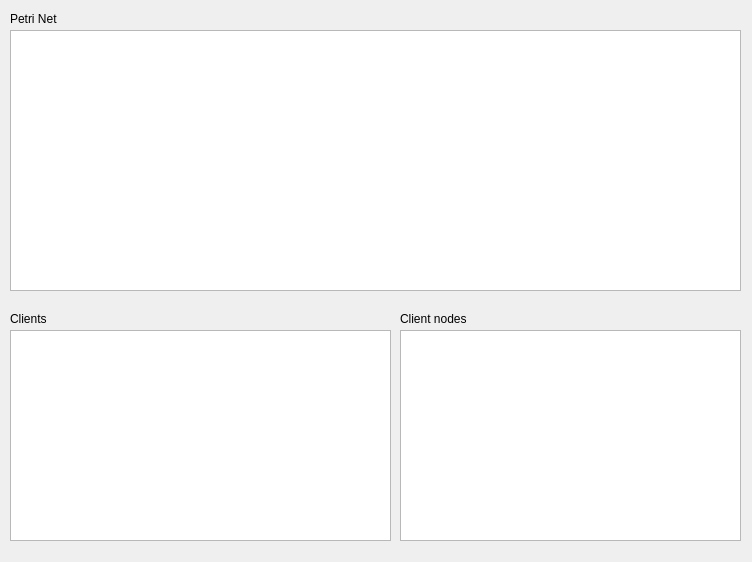
Old version of the form src/server/masterview.ui in the repository jcelerier/dpetri.
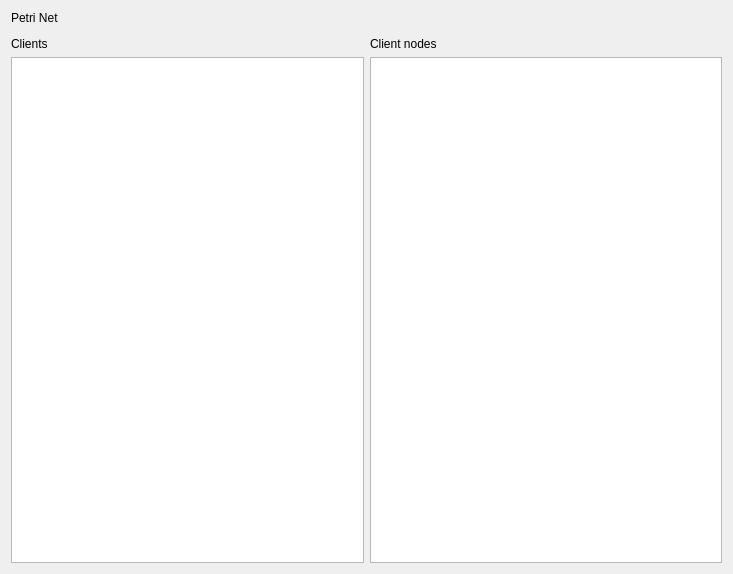
New version of the form. Custom widgets are drawn as their Qt base class.

Commit message: transmission of petri net data over the network in PNML

What changed in the file:
```diff
--- a/src/server/masterview.ui
+++ b/src/server/masterview.ui
@@ -6,83 +6,78 @@
    <rect>
     <x>0</x>
     <y>0</y>
-    <width>752</width>
-    <height>562</height>
+    <width>733</width>
+    <height>574</height>
    </rect>
   </property>
+  <property name="sizePolicy">
+   <sizepolicy hsizetype="MinimumExpanding" vsizetype="MinimumExpanding">
+    <horstretch>0</horstretch>
+    <verstretch>0</verstretch>
+   </sizepolicy>
+  </property>
   <property name="windowTitle">
    <string>Form</string>
   </property>
-  <widget class="QListView" name="clientNodeList">
-   <property name="geometry">
-    <rect>
-     <x>400</x>
-     <y>330</y>
-     <width>341</width>
-     <height>211</height>
-    </rect>
-   </property>
-  </widget>
-  <widget class="QLabel" name="label_2">
-   <property name="geometry">
-    <rect>
-     <x>400</x>
-     <y>310</y>
-     <width>111</width>
-     <height>18</height>
-    </rect>
-   </property>
-   <property name="text">
-    <string>Client nodes</string>
-   </property>
-  </widget>
-  <widget class="QGraphicsView" name="petriNetView">
-   <property name="geometry">
-    <rect>
-     <x>10</x>
-     <y>30</y>
-     <width>731</width>
-     <height>261</height>
-    </rect>
-   </property>
-  </widget>
-  <widget class="QLabel" name="label">
-   <property name="geometry">
-    <rect>
-     <x>10</x>
-     <y>310</y>
-     <width>151</width>
-     <height>18</height>
-    </rect>
-   </property>
-   <property name="text">
-    <string>Clients</string>
-   </property>
-  </widget>
-  <widget class="QLabel" name="label_3">
-   <property name="geometry">
-    <rect>
-     <x>10</x>
-     <y>10</y>
-     <width>111</width>
-     <height>18</height>
-    </rect>
-   </property>
-   <property name="text">
-    <string>Petri Net</string>
-   </property>
-  </widget>
-  <widget class="QListView" name="clientList">
-   <property name="geometry">
-    <rect>
-     <x>10</x>
-     <y>330</y>
-     <width>381</width>
-     <height>211</height>
-    </rect>
-   </property>
-  </widget>
+  <layout class="QVBoxLayout" name="verticalLayout_2">
+   <item>
+    <widget class="QLabel" name="label_3">
+     <property name="text">
+      <string>Petri Net</string>
+     </property>
+    </widget>
+   </item>
+   <item>
+    <widget class="PetriNetView" name="petriNetView" native="true"/>
+   </item>
+   <item>
+    <layout class="QGridLayout" name="gridLayout">
+     <item row="1" column="0">
+      <widget class="QListWidget" name="clientList">
+       <property name="sizePolicy">
+        <sizepolicy hsizetype="MinimumExpanding" vsizetype="MinimumExpanding">
+         <horstretch>0</horstretch>
+         <verstretch>0</verstretch>
+        </sizepolicy>
+       </property>
+      </widget>
+     </item>
+     <item row="1" column="1">
+      <widget class="QListWidget" name="clientNodeList">
+       <property name="sizePolicy">
+        <sizepolicy hsizetype="MinimumExpanding" vsizetype="MinimumExpanding">
+         <horstretch>0</horstretch>
+         <verstretch>0</verstretch>
+        </sizepolicy>
+       </property>
+      </widget>
+     </item>
+     <item row="0" column="1">
+      <widget class="QLabel" name="label_2">
+       <property name="text">
+        <string>Client nodes</string>
+       </property>
+      </widget>
+     </item>
+     <item row="0" column="0">
+      <widget class="QLabel" name="label">
+       <property name="text">
+        <string>Clients</string>
+       </property>
+      </widget>
+     </item>
+    </layout>
+   </item>
+  </layout>
  </widget>
+ <customwidgets>
+  <customwidget>
+   <class>PetriNetView</class>
+   <extends>QWidget</extends>
+   <header location="global">gui/petrinetview.h</header>
+   <container>1</container>
+  </customwidget>
+ </customwidgets>
  <resources/>
  <connections/>
 </ui>
```
The commit also changes 21 other files.
